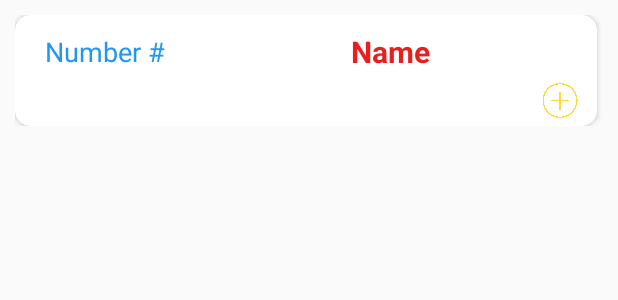
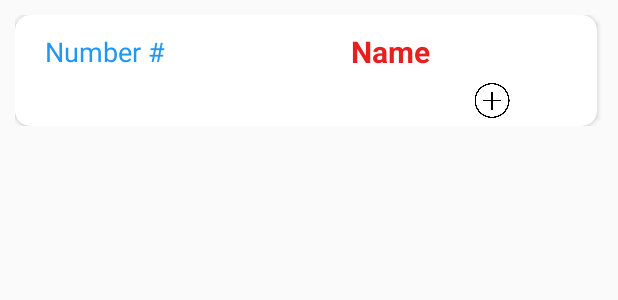
Before and after one commit to AdrianaLarsson/PokemonAppShack, an Android app: the layout viewholder_pokemon_list.xml on its own in the app's theme, with its tools: preview values and no code run, on a phone screen of 412 x 824 dp. Shown: the top 300 px of the screen. Run offline under Robolectric (Android 15) with nearby library versions, the phone set to English and light mode, and no system bars.

Commit message:
added plus btn¨

```diff
--- a/app/src/main/res/layout/viewholder_pokemon_list.xml
+++ b/app/src/main/res/layout/viewholder_pokemon_list.xml
@@ -9,7 +9,7 @@
 
 
     <android.support.v7.widget.CardView
-        android:layout_width="397dp"
+        android:layout_width="400dp"
         android:layout_height="wrap_content"
         android:layout_alignParentEnd="true"
         android:layout_alignParentRight="true"
@@ -23,12 +23,12 @@
 
         <ImageView
             android:id="@+id/imageView"
-            android:layout_width="36dp"
+            android:layout_width="45dp"
             android:layout_height="23dp"
-            android:layout_marginLeft="340dp"
+            android:layout_marginLeft="290dp"
             android:layout_marginTop="40dp"
             android:layout_weight="1"
-            android:tint="#FFD83B"
+            android:tint="#000000"
             app:srcCompat="@drawable/plus" />
 
         <LinearLayout
```
